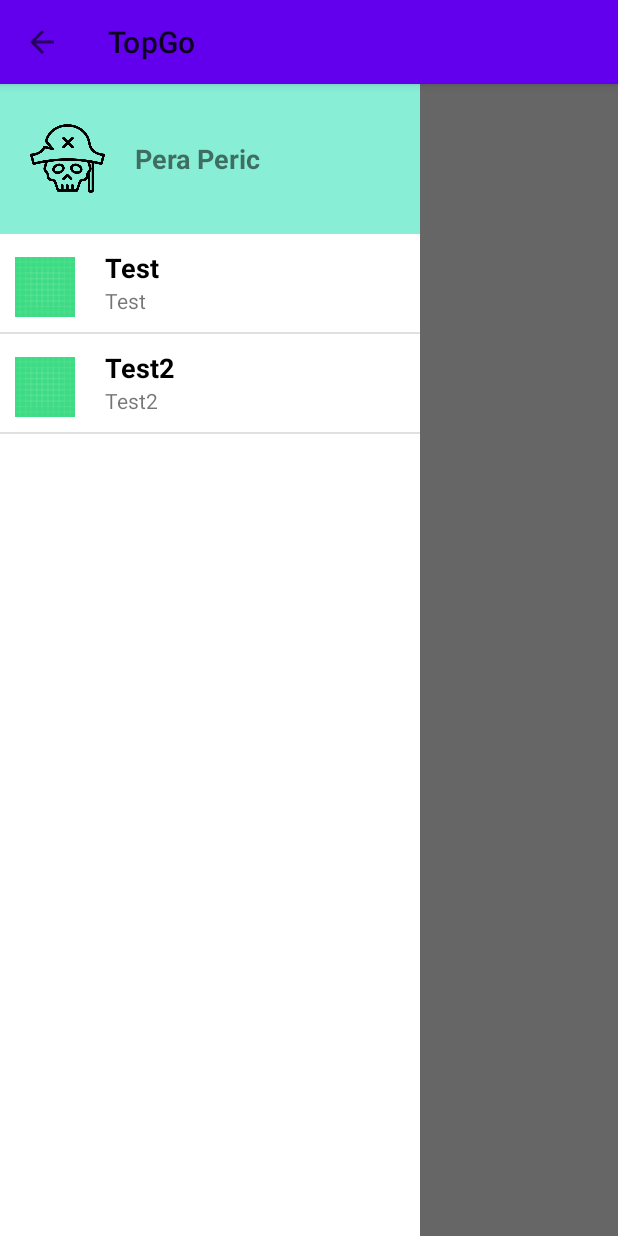
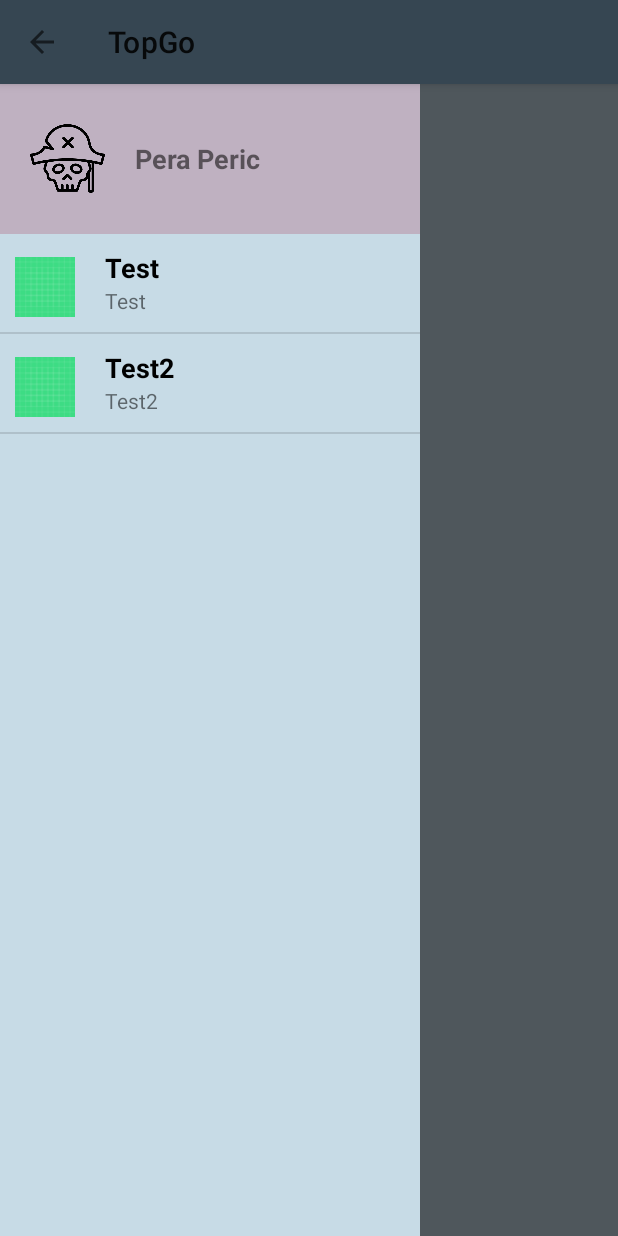
Before and after one commit to MarkoErdelji/TopGoApp, an Android app: the screen it shows after launch (DriverMainActivity), with the side drawer open, on a phone screen of 412 x 824 dp. Run offline under Robolectric (Android 15) with nearby library versions, the phone set to English and light mode, and no system bars.

Commit message:
style: Added base color pallet

```diff
--- a/app/src/main/res/layout/activity_driver_main.xml
+++ b/app/src/main/res/layout/activity_driver_main.xml
@@ -29,19 +29,23 @@
         <RelativeLayout
             android:id="@+id/mainContent"
             android:layout_width="match_parent"
-            android:layout_height="match_parent" />
+            android:layout_height="match_parent"
+            android:background="@color/backgroundC"/>
 
         <!-- The navigation drawer -->
+
         <RelativeLayout
+
             android:layout_width="280dp"
             android:layout_height="match_parent"
             android:id="@+id/drawerPane"
-            android:layout_gravity="start">
+            android:layout_gravity="start"
+            >
 
             <RelativeLayout
 
                 android:layout_width="match_parent"
-                android:background="@color/gray"
+                android:background="@color/blackShadows"
                 android:id="@+id/profileBox"
                 android:layout_height="100sp">
                 <RelativeLayout
@@ -77,7 +81,7 @@
                 android:layout_height="match_parent"
                 android:layout_below="@+id/profileBox"
                 android:choiceMode="singleChoice"
-                android:background="#ffffffff" />
+                android:background="@color/backgroundC"/>
 
         </RelativeLayout>
 
--- a/app/src/main/res/layout/fragment_test.xml
+++ b/app/src/main/res/layout/fragment_test.xml
@@ -10,5 +10,10 @@
         android:layout_width="match_parent"
         android:layout_height="match_parent"
         android:text="@string/hello_blank_fragment" />
+    <Button
+        android:layout_width="wrap_content"
+        android:layout_height="wrap_content"
+        android:layout_marginTop="50dp"
+        />
 
 </FrameLayout>
--- a/app/src/main/res/values-night/themes.xml
+++ b/app/src/main/res/values-night/themes.xml
@@ -2,15 +2,17 @@
     <!-- Base application theme. -->
     <style name="Theme.UberApp_Tim6" parent="Theme.MaterialComponents.DayNight.DarkActionBar">
         <!-- Primary brand color. -->
-        <item name="colorPrimary">@color/purple_200</item>
+        <item name="colorPrimary">@color/purple_500</item>
         <item name="colorPrimaryVariant">@color/purple_700</item>
-        <item name="colorOnPrimary">@color/black</item>
+        <item name="colorOnPrimary">@color/white</item>
         <!-- Secondary brand color. -->
         <item name="colorSecondary">@color/teal_200</item>
-        <item name="colorSecondaryVariant">@color/teal_200</item>
+        <item name="colorSecondaryVariant">@color/teal_700</item>
         <item name="colorOnSecondary">@color/black</item>
         <!-- Status bar color. -->
         <item name="android:statusBarColor">?attr/colorPrimaryVariant</item>
         <!-- Customize your theme here. -->
+        <item name="windowNoTitle">true</item>
+        <item name="windowActionBar">false</item>
     </style>
 </resources>
--- a/app/src/main/res/values/colors.xml
+++ b/app/src/main/res/values/colors.xml
@@ -8,4 +8,10 @@
     <color name="black">#FF000000</color>
     <color name="white">#FFFFFFFF</color>
     <color name="gray">#88EED6</color>
+    <color name="backgroundC">#C7DBE6</color>
+    <color name="primaryC">#364652</color>
+    <color name="textC">#071108</color>
+    <color name="blackShadows">#BFB1C1</color>
+    <color name="silverSand">#B5BEC6</color>
+
 </resources>
--- a/app/src/main/res/values/themes.xml
+++ b/app/src/main/res/values/themes.xml
@@ -2,15 +2,16 @@
     <!-- Base application theme. -->
     <style name="Theme.UberApp_Tim6" parent="Theme.MaterialComponents.DayNight.DarkActionBar">
         <!-- Primary brand color. -->
-        <item name="colorPrimary">@color/purple_500</item>
-        <item name="colorPrimaryVariant">@color/purple_700</item>
-        <item name="colorOnPrimary">@color/white</item>
+        <item name="colorPrimary">@color/primaryC</item>
+        <item name="colorPrimaryVariant">@color/primaryC</item>
+        <item name="colorOnPrimary">@color/blackShadows</item>
         <!-- Secondary brand color. -->
-        <item name="colorSecondary">@color/teal_200</item>
-        <item name="colorSecondaryVariant">@color/teal_700</item>
-        <item name="colorOnSecondary">@color/black</item>
+        <item name="colorSecondary">@color/silverSand</item>
+        <item name="colorSecondaryVariant">@color/silverSand</item>
+        <item name="colorOnSecondary">@color/textC</item>
         <!-- Status bar color. -->
-        <item name="android:statusBarColor">?attr/colorPrimaryVariant</item>
+        <item name="android:statusBarColor">?attr/colorPrimary</item>
+        <item name="background">@color/backgroundC</item>
         <!-- Customize your theme here. -->
         <item name="windowNoTitle">true</item>
         <item name="windowActionBar">false</item>
```
